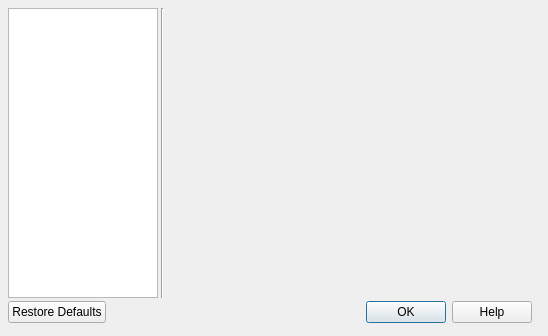
The window that res/ui/settings-dialog.ui (smartboyhw/speechcontrol) describes before a commit, drawn with Qt 5.
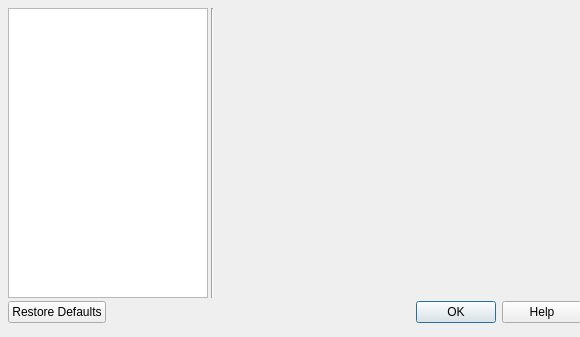
The same window after the commit.

Commit message: Increase width a little bit.

```diff
--- a/res/ui/settings-dialog.ui
+++ b/res/ui/settings-dialog.ui
@@ -10,8 +10,8 @@
    <rect>
     <x>0</x>
     <y>0</y>
-    <width>548</width>
-    <height>336</height>
+    <width>580</width>
+    <height>337</height>
    </rect>
   </property>
   <property name="windowTitle">
@@ -25,8 +25,8 @@
     <rect>
      <x>4</x>
      <y>4</y>
-     <width>537</width>
-     <height>326</height>
+     <width>569</width>
+     <height>328</height>
     </rect>
    </property>
    <layout class="QGridLayout" name="gridLayout">
@@ -83,7 +83,7 @@
       </property>
       <property name="maximumSize">
        <size>
-        <width>150</width>
+        <width>200</width>
         <height>16777215</height>
        </size>
       </property>
```
